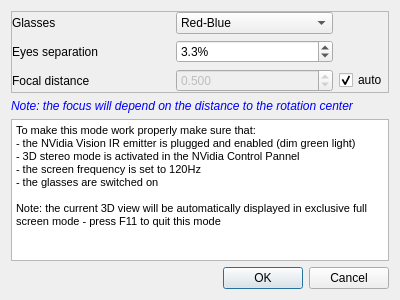
Before: the Qt Designer form qCC/ui_templates/stereoModeDlg.ui in CloudCompare/CloudCompare, drawn with Qt 5.
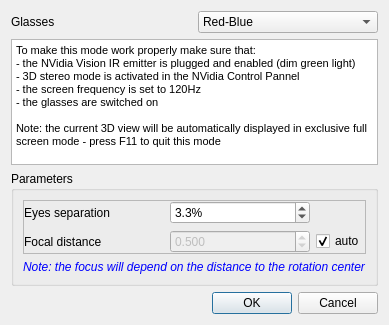
After: the same form once the commit is applied. Icons and pictures are not drawn.

Patch:
```diff
--- a/qCC/ui_templates/stereoModeDlg.ui
+++ b/qCC/ui_templates/stereoModeDlg.ui
@@ -6,13 +6,87 @@
    <rect>
     <x>0</x>
     <y>0</y>
-    <width>400</width>
-    <height>300</height>
+    <width>383</width>
+    <height>325</height>
    </rect>
   </property>
   <property name="windowTitle">
    <string>Stereo mode</string>
   </property>
+  <layout class="QVBoxLayout" name="verticalLayout_2">
+   <item>
+    <layout class="QHBoxLayout" name="horizontalLayout">
+     <item>
+      <widget class="QLabel" name="label">
+       <property name="text">
+        <string>Glasses</string>
+       </property>
+      </widget>
+     </item>
+     <item>
+      <widget class="QComboBox" name="glassTypeComboBox">
+       <item>
+        <property name="text">
+         <string>Red-Blue</string>
+        </property>
+        <property name="icon">
+         <iconset resource="../icones.qrc">
+          <normaloff>:/CC/images/ccStereo.png</normaloff>:/CC/images/ccStereo.png</iconset>
+        </property>
+       </item>
+       <item>
+        <property name="text">
+         <string>Red-Cyan</string>
+        </property>
+        <property name="icon">
+         <iconset resource="../icones.qrc">
+          <normaloff>:/CC/images/ccStereo.png</normaloff>:/CC/images/ccStereo.png</iconset>
+        </property>
+       </item>
+       <item>
+        <property name="text">
+         <string>NVidia Vision</string>
+        </property>
+        <property name="icon">
+         <iconset resource="../icones.qrc">
+          <normaloff>:/CC/images/nvidia.png</normaloff>:/CC/images/nvidia.png</iconset>
+        </property>
+       </item>
+       <item>
+        <property name="text">
+         <string>Oculus</string>
+        </property>
+        <property name="icon">
+         <iconset resource="../icones.qrc">
+          <normaloff>:/CC/images/oculus.png</normaloff>:/CC/images/oculus.png</iconset>
+        </property>
+       </item>
+      </widget>
+     </item>
+    </layout>
+   </item>
+   <item>
+    <widget class="QTextEdit" name="warningTextEdit">
+     <property name="html">
+      <string>&lt;!DOCTYPE HTML PUBLIC &quot;-//W3C//DTD HTML 4.0//EN&quot; &quot;http://www.w3.org/TR/REC-html40/strict.dtd&quot;&gt;
+&lt;html&gt;&lt;head&gt;&lt;meta name=&quot;qrichtext&quot; content=&quot;1&quot; /&gt;&lt;style type=&quot;text/css&quot;&gt;
+p, li { white-space: pre-wrap; }
+&lt;/style&gt;&lt;/head&gt;&lt;body style=&quot; font-family:'MS Shell Dlg 2'; font-size:8.25pt; font-weight:400; font-style:normal;&quot;&gt;
+&lt;p style=&quot; margin-top:0px; margin-bottom:0px; margin-left:0px; margin-right:0px; -qt-block-indent:0; text-indent:0px;&quot;&gt;&lt;span style=&quot; font-size:8pt;&quot;&gt;To make this mode work properly make sure that:&lt;/span&gt;&lt;/p&gt;
+&lt;p style=&quot; margin-top:0px; margin-bottom:0px; margin-left:0px; margin-right:0px; -qt-block-indent:0; text-indent:0px;&quot;&gt;&lt;span style=&quot; font-size:8pt;&quot;&gt;- the NVidia Vision IR emitter is plugged and enabled (dim green light)&lt;/span&gt;&lt;/p&gt;
+&lt;p style=&quot; margin-top:0px; margin-bottom:0px; margin-left:0px; margin-right:0px; -qt-block-indent:0; text-indent:0px;&quot;&gt;&lt;span style=&quot; font-size:8pt;&quot;&gt;- 3D stereo mode is activated in the NVidia Control Pannel&lt;/span&gt;&lt;/p&gt;
+&lt;p style=&quot; margin-top:0px; margin-bottom:0px; margin-left:0px; margin-right:0px; -qt-block-indent:0; text-indent:0px;&quot;&gt;&lt;span style=&quot; font-size:8pt;&quot;&gt;- the screen frequency is set to 120Hz&lt;/span&gt;&lt;/p&gt;
+&lt;p style=&quot; margin-top:0px; margin-bottom:0px; margin-left:0px; margin-right:0px; -qt-block-indent:0; text-indent:0px;&quot;&gt;&lt;span style=&quot; font-size:8pt;&quot;&gt;- the glasses are switched on&lt;/span&gt;&lt;/p&gt;
+&lt;p style=&quot;-qt-paragraph-type:empty; margin-top:0px; margin-bottom:0px; margin-left:0px; margin-right:0px; -qt-block-indent:0; text-indent:0px; font-size:8pt;&quot;&gt;&lt;br /&gt;&lt;/p&gt;
+&lt;p style=&quot; margin-top:0px; margin-bottom:0px; margin-left:0px; margin-right:0px; -qt-block-indent:0; text-indent:0px;&quot;&gt;&lt;span style=&quot; font-size:8pt;&quot;&gt;Note: the current 3D view will be automatically displayed in exclusive full screen mode - press F11 to quit this mode&lt;/span&gt;&lt;/p&gt;&lt;/body&gt;&lt;/html&gt;</string>
+     </property>
+    </widget>
+   </item>
+   <item>
+    <widget class="QGroupBox" name="paramsGroupBox">
+     <property name="title">
+      <string>Parameters</string>
+     </property>
   <layout class="QVBoxLayout" name="verticalLayout">
    <item>
     <widget class="QFrame" name="frame">
@@ -35,80 +109,40 @@
       <property name="bottomMargin">
        <number>0</number>
       </property>
-      <item row="0" column="0">
-       <widget class="QLabel" name="label">
-        <property name="text">
-         <string>Glasses</string>
-        </property>
-       </widget>
-      </item>
       <item row="0" column="1">
-       <widget class="QComboBox" name="glassTypeComboBox">
-        <item>
-         <property name="text">
-          <string>Red-Blue</string>
-         </property>
-         <property name="icon">
-          <iconset resource="../icones.qrc">
-           <normaloff>:/CC/images/ccStereo.png</normaloff>:/CC/images/ccStereo.png</iconset>
-         </property>
-        </item>
-        <item>
-         <property name="text">
-          <string>Red-Cyan</string>
-         </property>
-         <property name="icon">
-          <iconset resource="../icones.qrc">
-           <normaloff>:/CC/images/ccStereo.png</normaloff>:/CC/images/ccStereo.png</iconset>
-         </property>
-        </item>
-        <item>
-         <property name="text">
-          <string>NVidia Vision</string>
-         </property>
-         <property name="icon">
-          <iconset resource="../icones.qrc">
-           <normaloff>:/CC/images/nvidia.png</normaloff>:/CC/images/nvidia.png</iconset>
-         </property>
-        </item>
-        <item>
+          <widget class="QDoubleSpinBox" name="eyeSepDoubleSpinBox">
+           <property name="suffix">
+            <string>%</string>
+           </property>
+           <property name="decimals">
+            <number>1</number>
+           </property>
+           <property name="minimum">
+            <double>0.100000000000000</double>
+           </property>
+           <property name="singleStep">
+            <double>0.100000000000000</double>
+           </property>
+           <property name="value">
+            <double>3.300000000000000</double>
+           </property>
+          </widget>
+         </item>
+         <item row="0" column="0">
+          <widget class="QLabel" name="label_3">
          <property name="text">
-          <string>Oculus</string>
-         </property>
-         <property name="icon">
-          <iconset resource="../icones.qrc">
-           <normaloff>:/CC/images/oculus.png</normaloff>:/CC/images/oculus.png</iconset>
-         </property>
-        </item>
-       </widget>
-      </item>
-      <item row="2" column="0">
+            <string>Eyes separation</string>
+           </property>
+          </widget>
+         </item>
+         <item row="1" column="0">
        <widget class="QLabel" name="label_2">
         <property name="text">
          <string>Focal distance</string>
         </property>
        </widget>
       </item>
-      <item row="2" column="1">
-       <widget class="QDoubleSpinBox" name="focalDoubleSpinBox">
-        <property name="enabled">
-         <bool>false</bool>
-        </property>
-        <property name="decimals">
-         <number>3</number>
-        </property>
-        <property name="minimum">
-         <double>0.000000000000000</double>
-        </property>
-        <property name="maximum">
-         <double>1000000.000000000000000</double>
-        </property>
-        <property name="value">
-         <double>0.500000000000000</double>
-        </property>
-       </widget>
-      </item>
-      <item row="2" column="2">
+         <item row="1" column="2">
        <widget class="QCheckBox" name="autoFocalCheckBox">
         <property name="sizePolicy">
          <sizepolicy hsizetype="Maximum" vsizetype="Fixed">
@@ -124,29 +158,22 @@
         </property>
        </widget>
       </item>
-      <item row="1" column="0">
-       <widget class="QLabel" name="label_3">
-        <property name="text">
-         <string>Eyes separation</string>
-        </property>
-       </widget>
-      </item>
       <item row="1" column="1">
-       <widget class="QDoubleSpinBox" name="eyeSepDoubleSpinBox">
-        <property name="suffix">
-         <string>%</string>
+          <widget class="QDoubleSpinBox" name="focalDoubleSpinBox">
+           <property name="enabled">
+            <bool>false</bool>
         </property>
         <property name="decimals">
-         <number>1</number>
+            <number>3</number>
         </property>
         <property name="minimum">
-         <double>0.100000000000000</double>
-        </property>
-        <property name="singleStep">
-         <double>0.100000000000000</double>
+            <double>0.000000000000000</double>
+           </property>
+           <property name="maximum">
+            <double>1000000.000000000000000</double>
         </property>
         <property name="value">
-         <double>3.300000000000000</double>
+            <double>0.500000000000000</double>
         </property>
        </widget>
       </item>
@@ -168,21 +195,7 @@
      </property>
     </widget>
    </item>
-   <item>
-    <widget class="QTextEdit" name="NVVisionWarningTextEdit">
-     <property name="html">
-      <string>&lt;!DOCTYPE HTML PUBLIC &quot;-//W3C//DTD HTML 4.0//EN&quot; &quot;http://www.w3.org/TR/REC-html40/strict.dtd&quot;&gt;
-&lt;html&gt;&lt;head&gt;&lt;meta name=&quot;qrichtext&quot; content=&quot;1&quot; /&gt;&lt;style type=&quot;text/css&quot;&gt;
-p, li { white-space: pre-wrap; }
-&lt;/style&gt;&lt;/head&gt;&lt;body style=&quot; font-family:'MS Shell Dlg 2'; font-size:8.25pt; font-weight:400; font-style:normal;&quot;&gt;
-&lt;p style=&quot; margin-top:0px; margin-bottom:0px; margin-left:0px; margin-right:0px; -qt-block-indent:0; text-indent:0px;&quot;&gt;&lt;span style=&quot; font-size:8pt;&quot;&gt;To make this mode work properly make sure that:&lt;/span&gt;&lt;/p&gt;
-&lt;p style=&quot; margin-top:0px; margin-bottom:0px; margin-left:0px; margin-right:0px; -qt-block-indent:0; text-indent:0px;&quot;&gt;&lt;span style=&quot; font-size:8pt;&quot;&gt;- the NVidia Vision IR emitter is plugged and enabled (dim green light)&lt;/span&gt;&lt;/p&gt;
-&lt;p style=&quot; margin-top:0px; margin-bottom:0px; margin-left:0px; margin-right:0px; -qt-block-indent:0; text-indent:0px;&quot;&gt;&lt;span style=&quot; font-size:8pt;&quot;&gt;- 3D stereo mode is activated in the NVidia Control Pannel&lt;/span&gt;&lt;/p&gt;
-&lt;p style=&quot; margin-top:0px; margin-bottom:0px; margin-left:0px; margin-right:0px; -qt-block-indent:0; text-indent:0px;&quot;&gt;&lt;span style=&quot; font-size:8pt;&quot;&gt;- the screen frequency is set to 120Hz&lt;/span&gt;&lt;/p&gt;
-&lt;p style=&quot; margin-top:0px; margin-bottom:0px; margin-left:0px; margin-right:0px; -qt-block-indent:0; text-indent:0px;&quot;&gt;&lt;span style=&quot; font-size:8pt;&quot;&gt;- the glasses are switched on&lt;/span&gt;&lt;/p&gt;
-&lt;p style=&quot;-qt-paragraph-type:empty; margin-top:0px; margin-bottom:0px; margin-left:0px; margin-right:0px; -qt-block-indent:0; text-indent:0px; font-size:8pt;&quot;&gt;&lt;br /&gt;&lt;/p&gt;
-&lt;p style=&quot; margin-top:0px; margin-bottom:0px; margin-left:0px; margin-right:0px; -qt-block-indent:0; text-indent:0px;&quot;&gt;&lt;span style=&quot; font-size:8pt;&quot;&gt;Note: the current 3D view will be automatically displayed in exclusive full screen mode - press F11 to quit this mode&lt;/span&gt;&lt;/p&gt;&lt;/body&gt;&lt;/html&gt;</string>
-     </property>
+     </layout>
     </widget>
    </item>
    <item>
```
Lines whose indentation alone changed are shown as unchanged.
